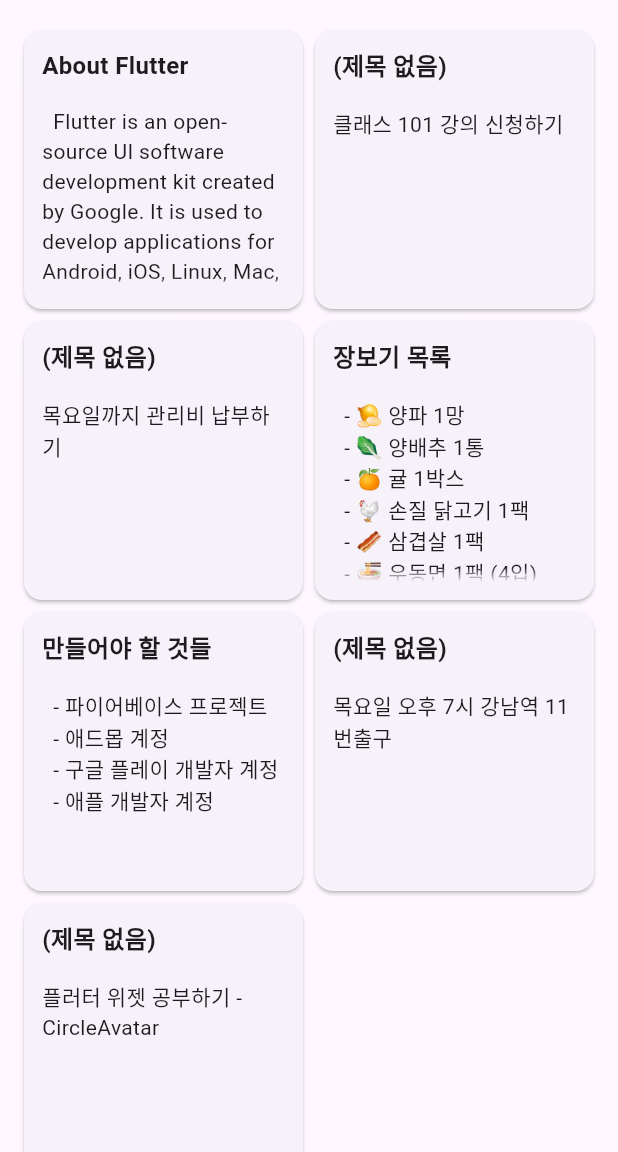
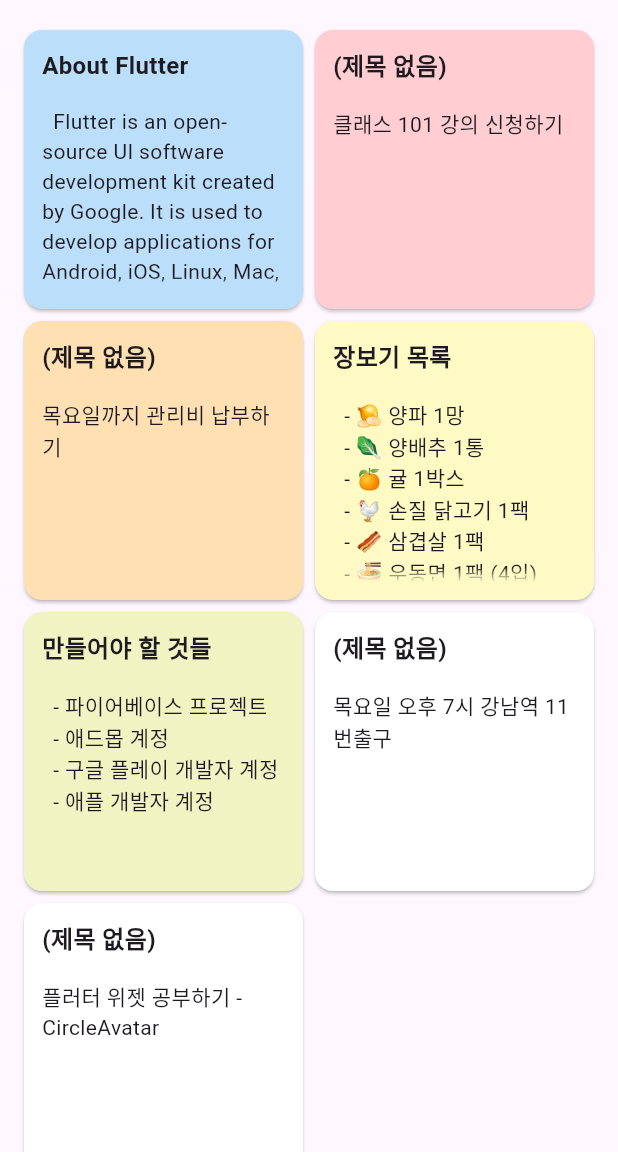
Before and after one commit to daniel4191/flutter_memo, a Flutter app: the screen it shows after launch, on a phone screen of 412 x 824 dp, the part 84-1236 px from its top. Run offline on Flutter 3.47's test engine with Material 3 defaults, Android fonts, the phone set to English and light mode, and no system bars.

Commit message:
포스트별 색상 적용

```diff
--- a/lib/data/note.dart
+++ b/lib/data/note.dart
@@ -1,8 +1,25 @@
+import 'package:flutter/material.dart';
+
 class Note {
+  static const colorDefault = Colors.white;
+
+  static const colorRed = Color(0xFFFFCDD2);
+
+  static const colorOrange = Color(0xFFFFE0B2);
+
+  static const colorYellow = Color(0xFFFFF9C4);
+
+  static const colorLime = Color(0xFFF0F4C3);
+
+  static const colorBlue = Color(0xFFBBDEFB);
+
   final String title;
   final String body;
 
+  final Color color;
+
   Note(this.body, {
     this.title = '',
+    this.color = colorDefault,
   });
 }
--- a/lib/page/note_list_page.dart
+++ b/lib/page/note_list_page.dart
@@ -54,9 +54,10 @@ class _NoteListPageState extends State<NoteListPage> {
   The Flutter framework contains two sets of widgets that conform to specific design languages: Material Design widgets implement Google's design language of the same name, and Cupertino widgets implement Apple's iOS Human interface guidelines.[9][14][15][16]
   ''',
           title: 'About Flutter',
+          color: Note.colorBlue,
         ),
-        Note('클래스 101 강의 신청하기'),
-        Note('목요일까지 관리비 납부하기'),
+        Note('클래스 101 강의 신청하기', color: Note.colorRed),
+        Note('목요일까지 관리비 납부하기', color: Note.colorOrange),
         Note(
           '''
   - 🧅 양파 1망
@@ -69,6 +70,7 @@ class _NoteListPageState extends State<NoteListPage> {
   - 🍞 식빵 1개
     ''',
           title: '장보기 목록',
+            color: Note.colorYellow,
         ),
         Note(
           '''
@@ -78,6 +80,7 @@ class _NoteListPageState extends State<NoteListPage> {
   - 애플 개발자 계정
     ''',
           title: '만들어야 할 것들',
+            color: Note.colorLime,
         ),
         Note('목요일 오후 7시 강남역 11번출구'),
         Note('플러터 위젯 공부하기 - CircleAvatar'),
@@ -87,6 +90,7 @@ class _NoteListPageState extends State<NoteListPage> {
 
   Widget _buildCard(Note note){
     return Card(
+      color: note.color,
       child: Padding(
         padding: const EdgeInsets.all(12.0),
         child: Column(
```
